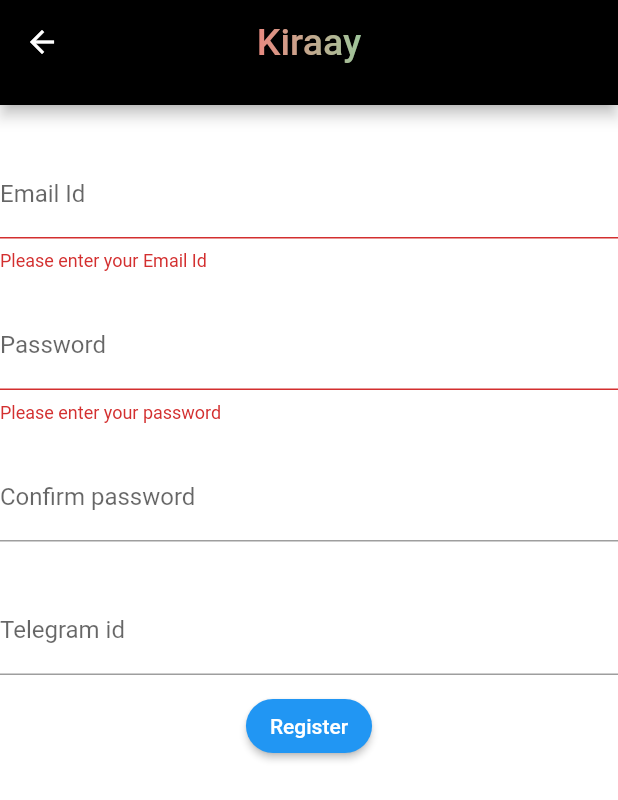
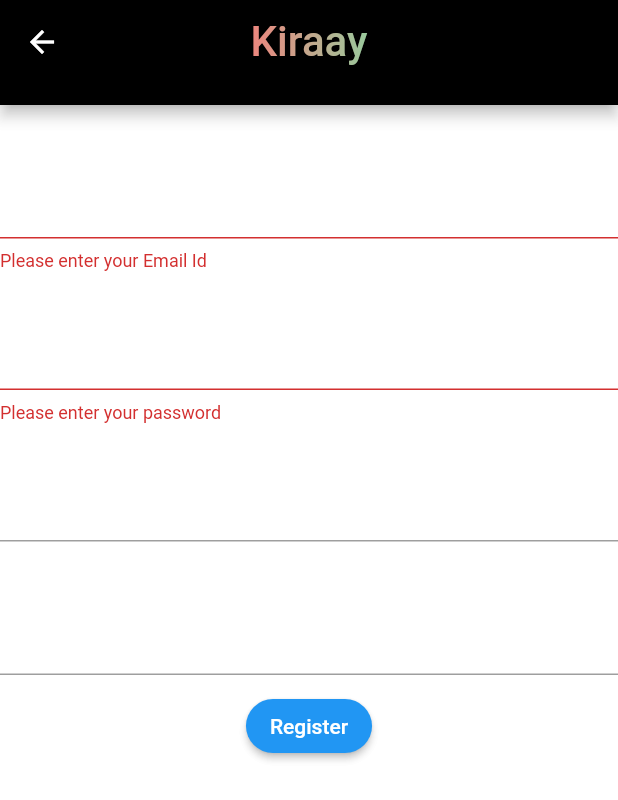
Before and after one commit to Shivang211/Orbital, a Flutter app: the SignUp screen opened directly, after a tap on "Register", on a phone screen of 412 x 824 dp. Shown: the top 800 px of the screen. Run offline on Flutter 3.47's test engine with Material 2 defaults, Android fonts, the light colour scheme and no system bars; our stand-ins replace animated_background, cloud_firestore, confetti, dio, firebase_auth, firebase_core and 4 more; accounts and stored records are empty.

Commit message:
Updated files

```diff
--- a/lib/screens/ConfirmPost.dart
+++ b/lib/screens/ConfirmPost.dart
@@ -25,7 +25,7 @@
   Future<void> addPost() {
     //Call the user's CollectionReference to add a new user
     if (SignUp.userUid != null) {
-      return posts.doc("$item_name").set({
+      return posts.add({
         'owner id': SignUp.userUid,
         'item_name': item_name,
         'description': description,
@@ -34,7 +34,7 @@
         "LendOrRent": LendorRent.lentOrRent,
       });
     } else {
-      return posts.doc("$item_name").set({
+      return posts.add({
         'owner id': Loginpage.userUid,
         'item_name': item_name,
         'description': description,
--- a/lib/screens/MyAccount.dart
+++ b/lib/screens/MyAccount.dart
@@ -169,7 +169,7 @@
                     ))),
                 onPressed: () {
                   _pendingPosts();
-                  Navigator.push(
+                  Navigator.pushReplacement(
                     context,
                     MaterialPageRoute(builder: (context) => PendingItems()),
                   );
--- a/lib/screens/SignUpPage.dart
+++ b/lib/screens/SignUpPage.dart
@@ -53,7 +53,7 @@
   Widget build(BuildContext context) {
     final _formKey = GlobalKey<FormState>();
     return Scaffold(
-        backgroundColor: Colors.white,
+        backgroundColor: Colors.white54,
         appBar: PreferredSize(
           preferredSize: Size.fromHeight(70.0), // here the desired height
           child: AppBar(
@@ -65,7 +65,7 @@
               "Kiraay",
               textAlign: TextAlign.center,
               style: TextStyle(
-                  fontSize: 25, foreground: Paint()..shader = linearGradient),
+                  fontSize: 28, foreground: Paint()..shader = linearGradient),
             ),
           ),
         ),
@@ -76,7 +76,9 @@
                   children: [
                     SizedBox(height: 30),
                     TextFormField(
-                        decoration: InputDecoration(labelText: 'Email Id'),
+                        decoration: InputDecoration(
+                            labelText: 'Email Id',
+                            labelStyle: TextStyle(color: Colors.white)),
                         onChanged: (value) {
                           _email = value;
                         },
@@ -90,8 +92,8 @@
                     TextFormField(
                         obscureText: true,
                         decoration: InputDecoration(
-                          labelText: 'Password',
-                        ),
+                            labelText: 'Password',
+                            labelStyle: TextStyle(color: Colors.white)),
                         onChanged: (value) {
                           _password = value;
                         },
@@ -104,8 +106,9 @@
                     SizedBox(height: 20),
                     TextFormField(
                         obscureText: true,
-                        decoration:
-                            InputDecoration(labelText: 'Confirm password'),
+                        decoration: InputDecoration(
+                            labelText: 'Confirm password',
+                            labelStyle: TextStyle(color: Colors.white)),
                         onChanged: (value) {
                           _passwordRepeat = value;
                         },
@@ -117,7 +120,9 @@
                         }),
                     SizedBox(height: 30),
                     TextFormField(
-                        decoration: InputDecoration(labelText: 'Telegram id'),
+                        decoration: InputDecoration(
+                            labelText: 'Telegram id',
+                            labelStyle: TextStyle(color: Colors.white)),
                         onChanged: (value) {
                           _telegramId = value;
                         },
@@ -130,16 +135,21 @@
                     Padding(
                         padding: EdgeInsets.fromLTRB(10, 10, 10, 40),
                         child: ElevatedButton(
-                            onPressed: () async {
+                            onPressed: () {
                               if (_formKey.currentState!.validate()) {
                                 // TODO submit
                                 _createUser();
                                 addUser();
-                                Navigator.push(
+                                Navigator.pushReplacement(
                                   context,
                                   MaterialPageRoute(
                                       builder: (context) => Mainpage()),
                                 );
+                                // showDialog(
+                                //   context: context,
+                                //   builder: (BuildContext context) =>
+                                //       _buildPopupDialog(context),
+                                // );
                               }
                             },
                             child: Text("Register"),
@@ -152,4 +162,28 @@
                   ],
                 ))));
   }
+
+  Widget _buildPopupDialog(BuildContext context) {
+    return new AlertDialog(
+      title: const Text('Account Created!'),
+      content: new Column(
+        mainAxisSize: MainAxisSize.min,
+        crossAxisAlignment: CrossAxisAlignment.start,
+        children: <Widget>[
+          Text("Login Now"),
+        ],
+      ),
+      actions: <Widget>[
+        ElevatedButton(
+          onPressed: () {
+            Navigator.push(
+              context,
+              MaterialPageRoute(builder: (context) => Loginpage()),
+            );
+          },
+          child: const Text('Login'),
+        ),
+      ],
+    );
+  }
 }
```
Also changed, not shown: lib/screens/Results.dart (+83 -42 lines), lib/screens/loginpage.dart (+14 -4 lines).
